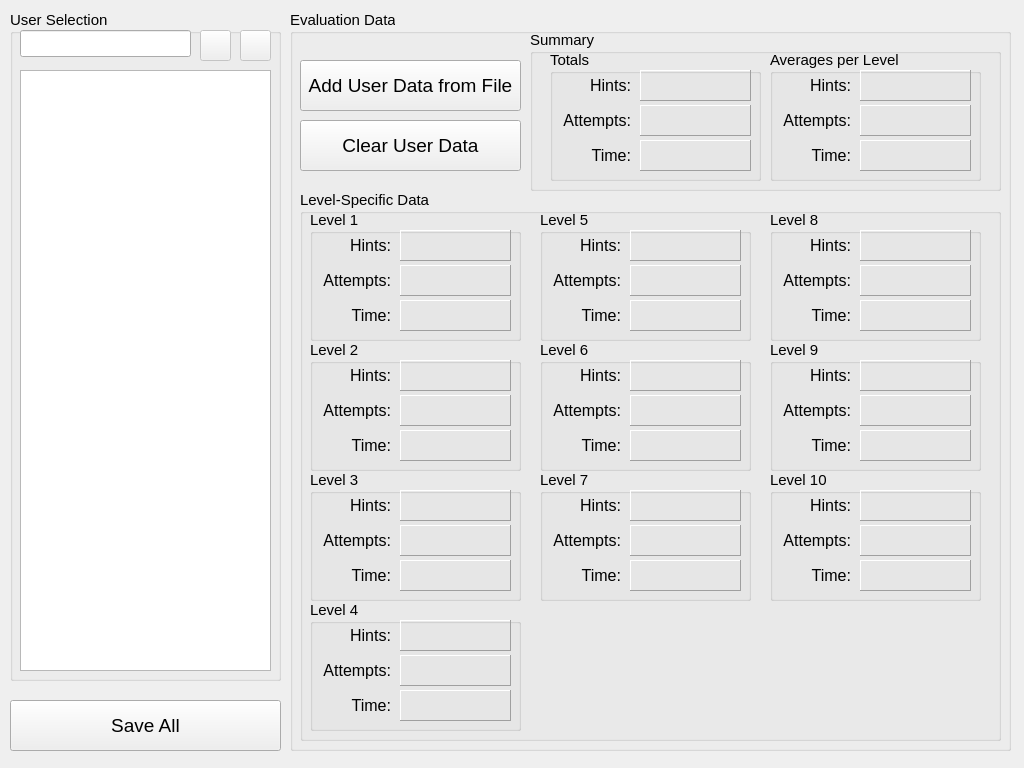
Old version of the form Evaluation/evaluation.ui in the repository nklose/CMPUT302.
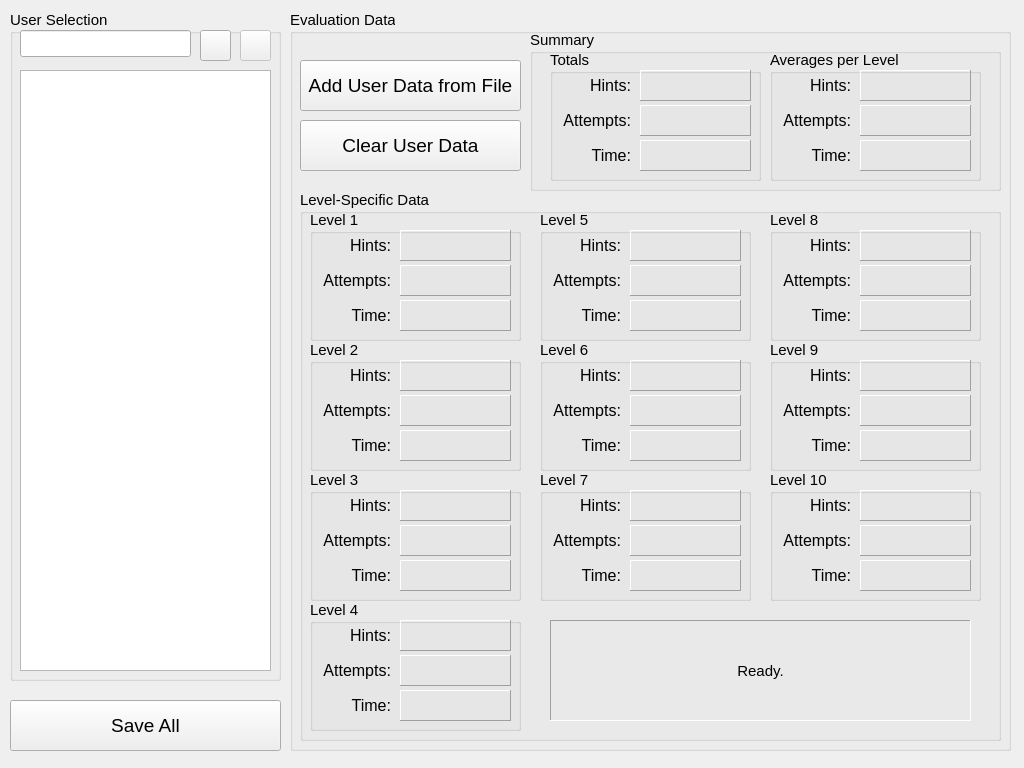
New version of the form. Icons and pictures are not drawn.

Commit message: Added basic evaluation functionality.

```diff
--- a/Evaluation/evaluation.ui
+++ b/Evaluation/evaluation.ui
@@ -90,7 +90,7 @@
     </widget>
     <widget class="QPushButton" name="btnAddUser">
      <property name="enabled">
-      <bool>false</bool>
+      <bool>true</bool>
      </property>
      <property name="geometry">
       <rect>
@@ -1874,6 +1874,28 @@
        </property>
       </widget>
      </widget>
+     <widget class="QLabel" name="lblMessage">
+      <property name="geometry">
+       <rect>
+        <x>250</x>
+        <y>430</y>
+        <width>421</width>
+        <height>101</height>
+       </rect>
+      </property>
+      <property name="frameShape">
+       <enum>QFrame::Panel</enum>
+      </property>
+      <property name="frameShadow">
+       <enum>QFrame::Sunken</enum>
+      </property>
+      <property name="text">
+       <string>Ready.</string>
+      </property>
+      <property name="alignment">
+       <set>Qt::AlignCenter</set>
+      </property>
+     </widget>
     </widget>
     <widget class="QPushButton" name="btnClearData">
      <property name="geometry">
```
The commit also changes 5 other files.
